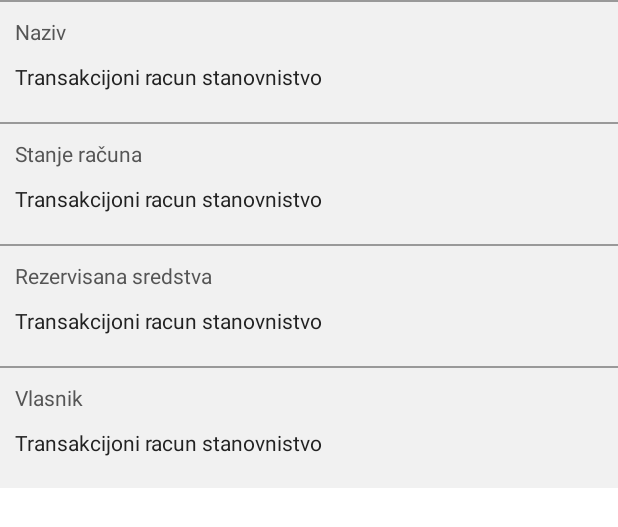
After one commit to PetarStamenic/Banka-4-Mobilend, an Android app built with Jetpack Compose: the layout fragment_detalji_racuna.xml on its own in the app's theme, with its tools: preview values and no code run, on a phone screen of 412 x 824 dp. The commit adds this screen. Shown: the top 527 px of the screen. Run offline under Robolectric (Android 15) with nearby library versions, the phone set to English and light mode, and no system bars.

Commit message:
added detalji racuna fragment

```diff
--- a/app/src/main/java/rs/raf/banka_4/user/PagerAdapter.kt
+++ b/app/src/main/java/rs/raf/banka_4/user/PagerAdapter.kt
@@ -7,8 +7,8 @@ import androidx.fragment.app.FragmentPagerAdapter
 import rs.raf.banka_4.user.fragments.HomeFragment
 import rs.raf.banka_4.user.fragments.KarticeFragment
 import rs.raf.banka_4.user.fragments.PlatiFragment
-import rs.raf.banka_4.user.fragments.RacuniFragment
 import rs.raf.banka_4.user.fragments.ViseFragment
+import rs.raf.banka_4.user.fragments.racuni.RacuniFragment
 
 class PagerAdapter(
     private val context : Context,
--- a/app/src/main/java/rs/raf/banka_4/user/fragments/RacuniFragment.kt
+++ b/app/src/main/java/rs/raf/banka_4/user/fragments/racuni/RacuniFragment.kt
@@ -1,4 +1,4 @@
-package rs.raf.banka_4.user.fragments
+package rs.raf.banka_4.user.fragments.racuni
 
 import androidx.fragment.app.Fragment
 
--- /dev/null
+++ b/app/src/main/res/color/color_white_golden_toggle_button.xml
@@ -0,0 +1,4 @@
+<selector xmlns:android="http://schemas.android.com/apk/res/android">
+    <item android:color="@color/golden" android:state_checked="true" />
+    <item android:color="@color/white" />
+</selector>
--- /dev/null
+++ b/app/src/main/res/layout/fragment_detalji_racuna.xml
@@ -0,0 +1,162 @@
+<?xml version="1.0" encoding="utf-8"?>
+<androidx.constraintlayout.widget.ConstraintLayout xmlns:android="http://schemas.android.com/apk/res/android"
+    xmlns:tools="http://schemas.android.com/tools"
+    android:layout_width="match_parent"
+    android:layout_height="wrap_content"
+    xmlns:app="http://schemas.android.com/apk/res-auto"
+    android:background="@color/gray9"
+    tools:context=".user.fragments.racuni.DetaljiRacunaFragment">
+
+
+    <androidx.constraintlayout.widget.ConstraintLayout
+        android:layout_width="match_parent"
+        android:layout_height="80dp"
+        android:id="@+id/fragment_detalji_n"
+        app:layout_constraintTop_toTopOf="parent"
+        app:layout_constraintStart_toStartOf="parent"
+        app:layout_constraintEnd_toEndOf="parent"
+        android:layout_marginTop="1dp"
+        android:background="@color/white"
+        >
+        <TextView
+            android:layout_width="match_parent"
+            android:layout_height="30dp"
+            app:layout_constraintTop_toTopOf="parent"
+            app:layout_constraintStart_toStartOf="parent"
+            android:id="@+id/fragment_detalji_naziv"
+            app:layout_constraintEnd_toEndOf="parent"
+            android:text="@string/naziv"
+            android:layout_marginTop="10dp"
+            android:layout_marginStart="10dp"
+            android:textColor="@color/gray5"
+            />
+        <TextView
+            android:layout_width="match_parent"
+            android:layout_height="30dp"
+            android:id="@+id/fragment_detalji_naziv_racuna"
+            app:layout_constraintTop_toBottomOf="@id/fragment_detalji_naziv"
+            app:layout_constraintStart_toStartOf="parent"
+            app:layout_constraintEnd_toEndOf="parent"
+            android:text="@string/tip_racuna"
+            android:layout_marginStart="10dp"
+            android:textColor="@color/black"
+        />
+
+
+
+
+    </androidx.constraintlayout.widget.ConstraintLayout>
+
+    <androidx.constraintlayout.widget.ConstraintLayout
+        android:layout_width="match_parent"
+        android:layout_height="80dp"
+        android:id="@+id/fragment_detalji_s"
+        app:layout_constraintTop_toBottomOf="@id/fragment_detalji_n"
+        app:layout_constraintStart_toStartOf="parent"
+        app:layout_constraintEnd_toEndOf="parent"
+        android:layout_marginTop="1dp"
+        android:background="@color/white"
+        >
+        <TextView
+            android:layout_width="match_parent"
+            android:layout_height="30dp"
+            app:layout_constraintTop_toTopOf="parent"
+            app:layout_constraintStart_toStartOf="parent"
+            android:id="@+id/fragment_detalji_stanje"
+            app:layout_constraintEnd_toEndOf="parent"
+            android:text="@string/stanje_racuna"
+            android:layout_marginTop="10dp"
+            android:layout_marginStart="10dp"
+            android:textColor="@color/gray5"
+            />
+        <TextView
+            android:layout_width="match_parent"
+            android:layout_height="30dp"
+            android:id="@+id/fragment_detalji_stanje_racuna"
+            app:layout_constraintTop_toBottomOf="@id/fragment_detalji_stanje"
+            app:layout_constraintStart_toStartOf="parent"
+            app:layout_constraintEnd_toEndOf="parent"
+            android:text="@string/tip_racuna"
+            android:layout_marginStart="10dp"
+            android:textColor="@color/black"
+            />
+
+    </androidx.constraintlayout.widget.ConstraintLayout>
+
+
+    <androidx.constraintlayout.widget.ConstraintLayout
+        android:layout_width="match_parent"
+        android:layout_height="80dp"
+        android:id="@+id/fragment_detalji_r"
+        app:layout_constraintTop_toBottomOf="@id/fragment_detalji_s"
+        app:layout_constraintStart_toStartOf="parent"
+        app:layout_constraintEnd_toEndOf="parent"
+        android:layout_marginTop="1dp"
+        android:background="@color/white"
+        >
+        <TextView
+            android:layout_width="match_parent"
+            android:layout_height="30dp"
+            app:layout_constraintTop_toTopOf="parent"
+            app:layout_constraintStart_toStartOf="parent"
+            android:id="@+id/fragment_detalji_raspolozivo"
+            app:layout_constraintEnd_toEndOf="parent"
+            android:text="@string/rezervisana_sredstva"
+            android:layout_marginTop="10dp"
+            android:layout_marginStart="10dp"
+            android:textColor="@color/gray5"
+            />
+        <TextView
+            android:layout_width="match_parent"
+            android:layout_height="30dp"
+            android:id="@+id/fragment_detalji_raspolozivo_stanje"
+            app:layout_constraintTop_toBottomOf="@id/fragment_detalji_raspolozivo"
+            app:layout_constraintStart_toStartOf="parent"
+            app:layout_constraintEnd_toEndOf="parent"
+            android:text="@string/tip_racuna"
+            android:layout_marginStart="10dp"
+            android:textColor="@color/black"
+            />
+
+
+    </androidx.constraintlayout.widget.ConstraintLayout>
+
+    <androidx.constraintlayout.widget.ConstraintLayout
+        android:layout_width="match_parent"
+        android:layout_height="80dp"
+        android:id="@+id/fragment_detalji_v"
+        app:layout_constraintTop_toBottomOf="@id/fragment_detalji_r"
+        app:layout_constraintStart_toStartOf="parent"
+        app:layout_constraintEnd_toEndOf="parent"
+        android:layout_marginTop="1dp"
+        android:background="@color/white"
+        >
+        <TextView
+            android:layout_width="match_parent"
+            android:layout_height="30dp"
+            app:layout_constraintTop_toTopOf="parent"
+            app:layout_constraintStart_toStartOf="parent"
+            android:id="@+id/fragment_detalji_vlasnik"
+            app:layout_constraintEnd_toEndOf="parent"
+            android:text="@string/vlasnik"
+            android:layout_marginTop="10dp"
+            android:layout_marginStart="10dp"
+            android:textColor="@color/gray5"
+            />
+        <TextView
+            android:layout_width="match_parent"
+            android:layout_height="30dp"
+            android:id="@+id/fragment_detalji_ime_vlasnika"
+            app:layout_constraintTop_toBottomOf="@id/fragment_detalji_vlasnik"
+            app:layout_constraintStart_toStartOf="parent"
+            app:layout_constraintEnd_toEndOf="parent"
+            android:text="@string/tip_racuna"
+            android:layout_marginStart="10dp"
+            android:textColor="@color/black"
+            />
+
+
+    </androidx.constraintlayout.widget.ConstraintLayout>
+
+
+</androidx.constraintlayout.widget.ConstraintLayout>
--- a/app/src/main/res/values/strings.xml
+++ b/app/src/main/res/values/strings.xml
@@ -23,4 +23,12 @@
     <string name="kursna_lista">Kursna lista</string>
     <string name="credit">Treba vam kredit\nza 30 minuta?\nstvarno može.</string>
     <string name="vise">Saznaj više</string>
+    <string name="tip_racuna">Transakcijoni racun stanovnistvo</string>
+    <string name="broj_racuna">526-0000005960761-22</string>
+    <string name="detalji_racuna">Detalji računa</string>
+    <string name="transakcije">Transakcije</string>
+    <string name="naziv">Naziv</string>
+    <string name="stanje_racuna">Stanje računa</string>
+    <string name="rezervisana_sredstva">Rezervisana sredstva</string>
+    <string name="vlasnik">Vlasnik</string>
 </resources>
```
Also changed, not shown: app/src/main/java/rs/raf/banka_4/user/fragments/racuni/DetaljiRacunaFragment.kt (added, +7 -0 lines), app/src/main/res/layout/fragment_racuni.xml (+123 -1 lines).
